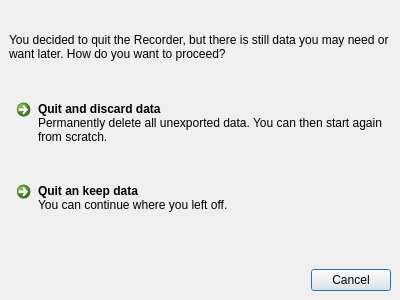
genosse-einhorn/FishyRecorder, file main/quitdialog.ui: the form before one commit.
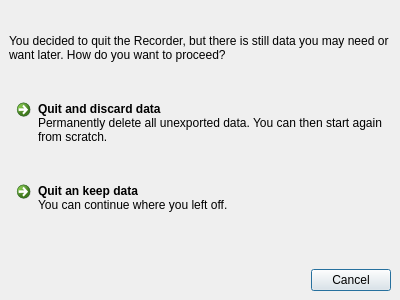
The form after the commit.

Commit message: More tiny pieces of UI work

```diff
--- a/main/quitdialog.ui
+++ b/main/quitdialog.ui
@@ -66,7 +66,10 @@
       <item>
        <widget class="QLabel" name="label">
         <property name="text">
-         <string>&lt;html&gt;&lt;head/&gt;&lt;body&gt;&lt;p&gt;You decided to quit the Recorder, but there is still data you may need or want later. How do you want to proceed?&lt;/p&gt;&lt;/body&gt;&lt;/html&gt;</string>
+         <string>You decided to quit the Recorder, but there is still data you may need or want later. How do you want to proceed?</string>
+        </property>
+        <property name="textFormat">
+         <enum>Qt::PlainText</enum>
         </property>
         <property name="wordWrap">
          <bool>true</bool>
```
The commit also changes 7 other files.
